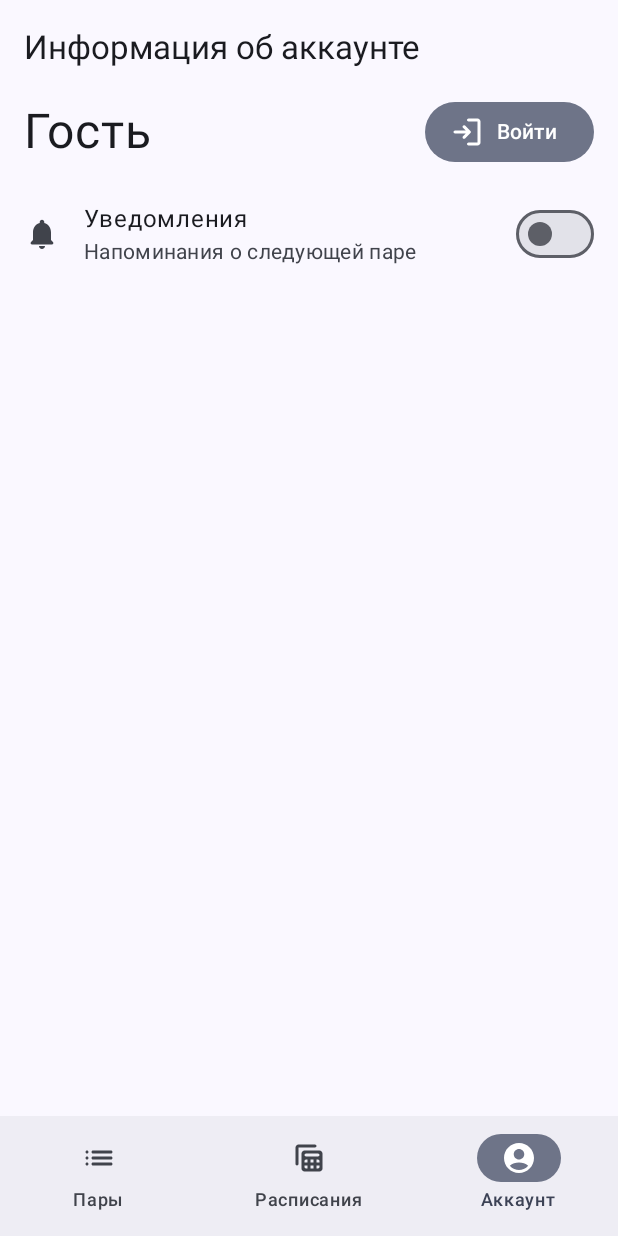
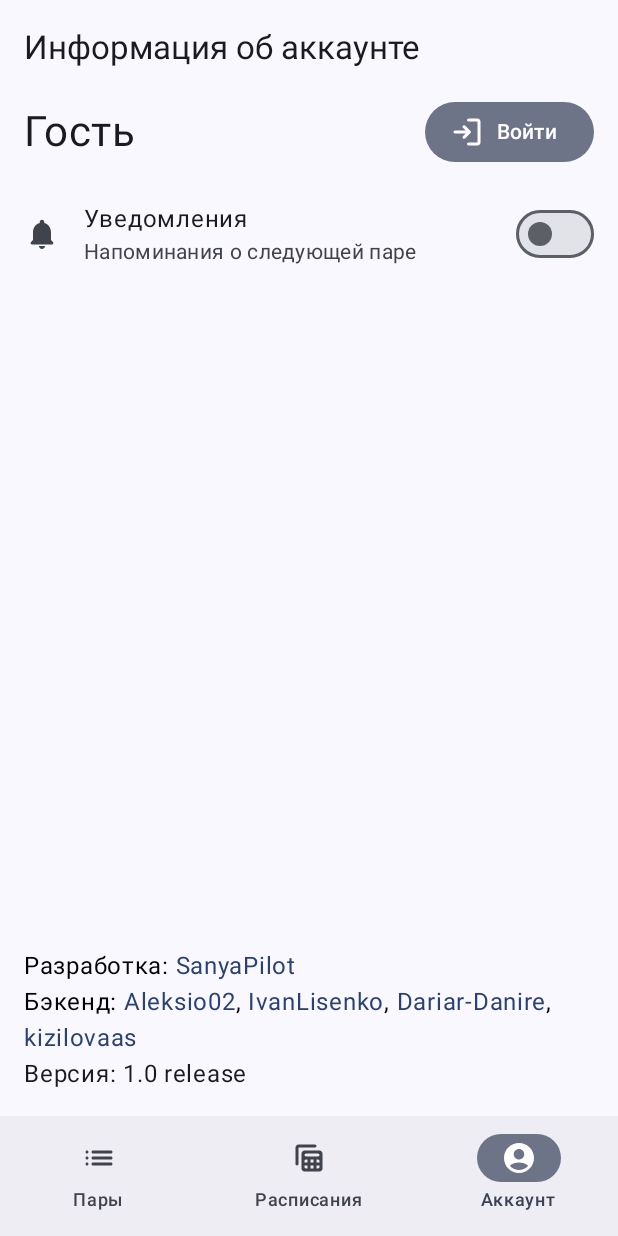
Before and after one commit to Aleksio02/CFUVScheduling, an Android app built with Jetpack Compose: the screen it shows after launch (MainActivity), item 3 of the bottom bar chosen, on a phone screen of 412 x 824 dp. Run offline under Robolectric (Android 15) with nearby library versions, the phone set to English and light mode, and no system bars.

Commit message:
[CS-M-043] AccountScreen: Display contributors and build info

```diff
--- a/android/app/build.gradle.kts
+++ b/android/app/build.gradle.kts
@@ -39,6 +39,7 @@ android {
     }
     buildFeatures {
         compose = true
+        buildConfig = true
     }
     composeOptions {
         kotlinCompilerExtensionVersion = "1.5.1"
--- a/android/app/src/main/java/ru/cfuv/cfuvscheduling/composables/AccountScreen.kt
+++ b/android/app/src/main/java/ru/cfuv/cfuvscheduling/composables/AccountScreen.kt
@@ -7,11 +7,14 @@ import androidx.compose.foundation.layout.Row
 import androidx.compose.foundation.layout.fillMaxSize
 import androidx.compose.foundation.layout.fillMaxWidth
 import androidx.compose.foundation.layout.padding
+import androidx.compose.foundation.text.ClickableText
 import androidx.compose.material.icons.Icons
 import androidx.compose.material.icons.rounded.Notifications
 import androidx.compose.material3.FilledTonalButton
 import androidx.compose.material3.Icon
 import androidx.compose.material3.ListItem
+import androidx.compose.material3.LocalTextStyle
+import androidx.compose.material3.MaterialTheme
 import androidx.compose.material3.Surface
 import androidx.compose.material3.Switch
 import androidx.compose.material3.Text
@@ -25,12 +28,17 @@ import androidx.compose.runtime.saveable.rememberSaveable
 import androidx.compose.ui.Alignment
 import androidx.compose.ui.Modifier
 import androidx.compose.ui.platform.LocalContext
+import androidx.compose.ui.platform.LocalUriHandler
 import androidx.compose.ui.res.painterResource
 import androidx.compose.ui.res.stringResource
+import androidx.compose.ui.text.SpanStyle
+import androidx.compose.ui.text.buildAnnotatedString
+import androidx.compose.ui.text.withStyle
 import androidx.compose.ui.tooling.preview.Preview
 import androidx.compose.ui.unit.dp
 import androidx.compose.ui.unit.sp
 import androidx.lifecycle.viewmodel.compose.viewModel
+import ru.cfuv.cfuvscheduling.BuildConfig
 import ru.cfuv.cfuvscheduling.MainViewModel
 import ru.cfuv.cfuvscheduling.MainViewModelFactory
 import ru.cfuv.cfuvscheduling.R
@@ -42,12 +50,20 @@ val USER_ROLE_STRINGS = mapOf(
     "ADMIN" to R.string.accountRoleAdmin
 )
 
+val CONTRIBUTORS = listOf(
+    "Aleksio02",
+    "IvanLisenko",
+    "Dariar-Danire",
+    "kizilovaas"
+)
+
 @Composable
 fun AccountScreen(
     viewModel: MainViewModel = viewModel(),
     onNavigateToLogin: (Boolean) -> Unit
 ) {
     val context = LocalContext.current
+    val uriHandler = LocalUriHandler.current
     LaunchedEffect(Unit) {
         viewModel.setAppBarTitle(context.getString(R.string.accountBarTitle))
     }
@@ -55,6 +71,7 @@ fun AccountScreen(
     val userData = viewModel.userData.collectAsState()
 
     Column {
+        Column(modifier = Modifier.weight(1f)) {
             Row(
                 verticalAlignment = Alignment.CenterVertically,
                 modifier = Modifier.fillMaxWidth()
@@ -78,12 +95,12 @@ fun AccountScreen(
                     }
                     Text(
                         text = userName,
-                    fontSize = 32.sp
+                        fontSize = 28.sp
                     )
                     if (userData.value != null && USER_ROLE_STRINGS[userData.value!!.role] != null) {
                         Text(
                             text = stringResource(id = R.string.accountRole, stringResource(id = USER_ROLE_STRINGS[userData.value!!.role]!!)),
-                        fontSize = 20.sp
+                            fontSize = 18.sp
                         )
                     }
                 }
@@ -124,6 +141,52 @@ fun AccountScreen(
                     .clickable { notificationsEnabled = !notificationsEnabled } // TODO: notifications logics
             )
         }
+        val aboutText = buildAnnotatedString {
+            append(stringResource(id = R.string.aboutAppDevel) + " ")
+            pushStringAnnotation(tag = "SanyaPilot", "https://github.com/SanyaPilot")
+            withStyle(SpanStyle(color = MaterialTheme.colorScheme.primary)) {
+                append("SanyaPilot")
+            }
+            pop()
+
+            append("\n" + stringResource(id = R.string.aboutAppBackend) + " ")
+            CONTRIBUTORS.forEach {
+                pushStringAnnotation(tag = it, "https://github.com/$it")
+                withStyle(SpanStyle(color = MaterialTheme.colorScheme.primary)) {
+                    append(it)
+                }
+                pop()
+                if (it != CONTRIBUTORS.last()) {
+                    append(", ")
+                }
+            }
+        }
+        Column(
+            modifier = Modifier
+                .padding(horizontal = 16.dp)
+                .padding(bottom = 16.dp)
+        ) {
+            ClickableText(
+                text = aboutText,
+                style = LocalTextStyle.current,
+                onClick = { offset ->
+                    aboutText.getStringAnnotations(tag = "SanyaPilot", start = offset, end = offset)
+                        .firstOrNull()?.let {
+                        uriHandler.openUri(it.item)
+                        return@ClickableText
+                    }
+                    CONTRIBUTORS.forEach { contrib ->
+                        aboutText.getStringAnnotations(tag = contrib, start = offset, end = offset)
+                            .firstOrNull()?.let {
+                            uriHandler.openUri(it.item)
+                            return@ClickableText
+                        }
+                    }
+                }
+            )
+            Text(text = stringResource(id = R.string.aboutAppVersion) + " ${BuildConfig.VERSION_NAME} ${BuildConfig.BUILD_TYPE}")
+        }
+    }
 }
 
 @Preview(showBackground = true)
--- a/android/app/src/main/res/values/strings.xml
+++ b/android/app/src/main/res/values/strings.xml
@@ -54,4 +54,9 @@
     <string name="netErrorTimeout">Таймаут! Проблемы с интернетом?</string>
     <string name="netErrorGeneric">Произошла ошибка при общении с сервером!</string>
     <string name="netErrorServerside">Произошла ошибка на сервере!</string>
+
+    <!-- About app -->
+    <string name="aboutAppDevel">Разработка:</string>
+    <string name="aboutAppBackend">Бэкенд:</string>
+    <string name="aboutAppVersion">Версия:</string>
 </resources>
```
Lines whose indentation alone changed are shown as unchanged.
